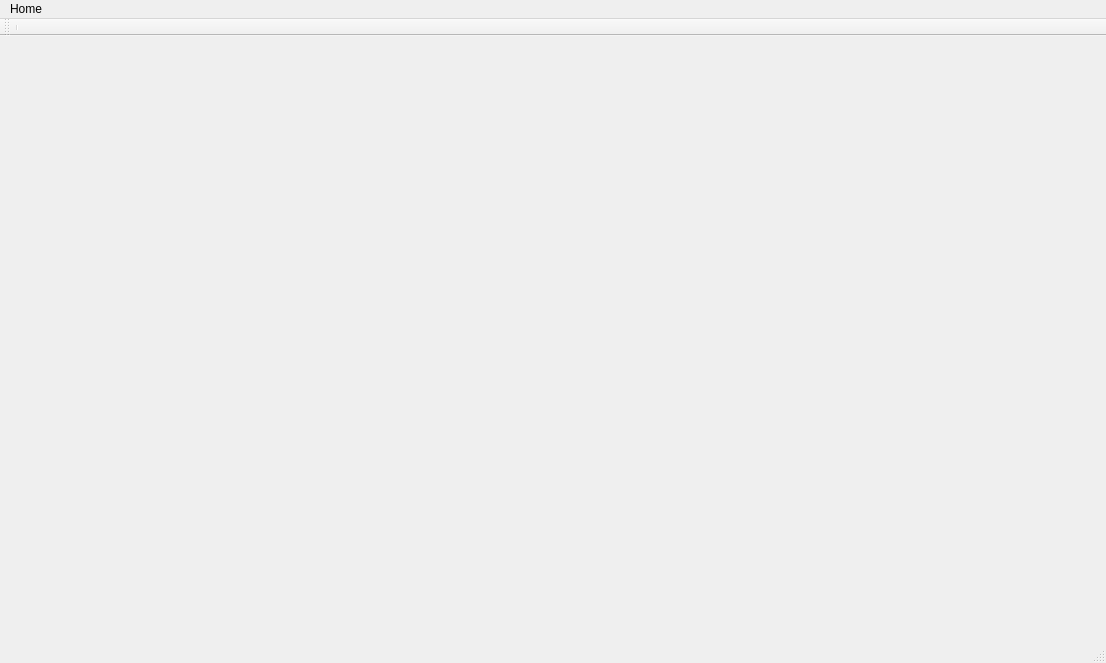
Above: src/mainwindow.ui from rbaker26/BigBlueBox before the change. Below: the same form after it.
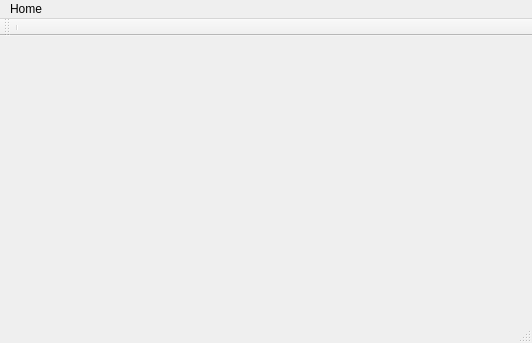
That is the form after the change.

```diff
--- a/src/mainwindow.ui
+++ b/src/mainwindow.ui
@@ -6,8 +6,8 @@
    <rect>
     <x>0</x>
     <y>0</y>
-    <width>1106</width>
-    <height>663</height>
+    <width>532</width>
+    <height>343</height>
    </rect>
   </property>
   <property name="windowTitle">
@@ -19,7 +19,7 @@
     <rect>
      <x>0</x>
      <y>0</y>
-     <width>1106</width>
+     <width>532</width>
      <height>21</height>
     </rect>
    </property>
```
